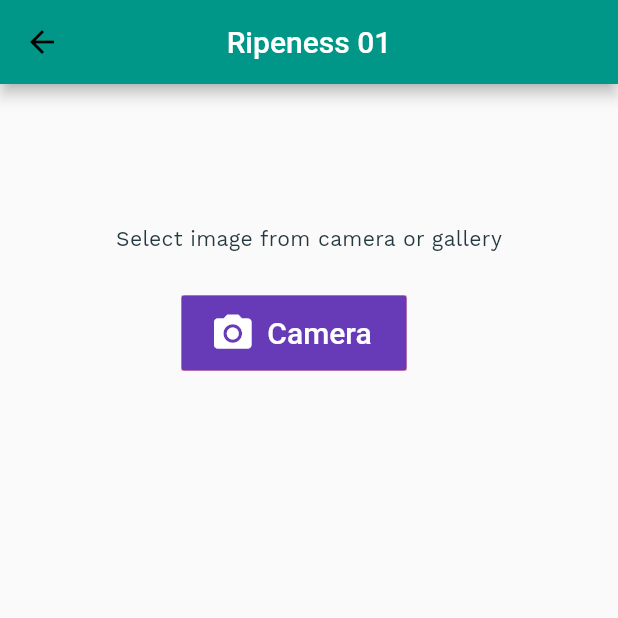
After one commit to ardx160/panen_activity_flutter, a Flutter app: the screen it shows after launch, after a tap on the "add" icon, on a phone screen of 412 x 824 dp, the top half of it. The commit adds this screen. Run offline on Flutter 3.47's test engine with Material 2 defaults, Android fonts, the phone set to English and light mode, and no system bars; our stand-ins replace image_picker; missing offline and left inert: tflite.

Commit message:
add ripeness full function

```diff
--- /dev/null
+++ b/assets/ripeness/labels.txt
@@ -0,0 +1,3 @@
+overripe
+ripe
+unripe
--- a/lib/fitness_app/fitness_app_home_screen.dart
+++ b/lib/fitness_app/fitness_app_home_screen.dart
@@ -1,5 +1,6 @@
 import 'package:best_flutter_ui_templates/fitness_app/models/tabIcon_data.dart';
 import 'package:best_flutter_ui_templates/fitness_app/traning/training_screen.dart';
+import 'package:best_flutter_ui_templates/ripeness/ripeness_main.dart';
 import 'package:flutter/material.dart';
 import 'bottom_navigation_view/bottom_bar_view.dart';
 import 'fintness_app_theme.dart';
@@ -77,7 +78,11 @@ class _FitnessAppHomeScreenState extends State<FitnessAppHomeScreen>
         ),
         BottomBarView(
           tabIconsList: tabIconsList,
-          addClick: () {},
+          addClick: () {
+            Navigator.push(
+              context, MaterialPageRoute(builder: (context) => RipenessMain()),
+            );
+          },
           changeIndex: (int index) {
             if (index == 0) {
               animationController.reverse().then<dynamic>((data) {
--- /dev/null
+++ b/lib/ripeness/ripeness_main.dart
@@ -0,0 +1,167 @@
+
+
+import 'dart:io';
+
+import 'package:flutter/cupertino.dart';
+import 'package:flutter/material.dart';
+import 'package:flutter/services.dart';
+import 'package:image_picker/image_picker.dart';
+import 'package:tflite/tflite.dart';
+
+class RipenessMain extends StatefulWidget {
+  @override
+  _RipenessMainState createState() => _RipenessMainState();
+}
+
+class _RipenessMainState extends State<RipenessMain> {
+
+  File _image;
+  double _imageWidth;
+  double _imageHeight;
+  var _recognitions;
+
+  loadModel() async {
+    Tflite.close();
+    try {
+      String res = await Tflite.loadModel(
+          model: "assets/ripeness/model.tflite",
+          labels: "assets/ripeness/labels.txt"
+      );
+      print(res);
+    } on PlatformException {
+      print("Failed to load the model");
+    }
+  }
+
+  Future predict(File image) async {
+    var recognitions = await Tflite.runModelOnImage(
+        path: image.path,
+        imageMean: 0.0,
+        imageStd: 255.0,
+        numResults: 2,
+        threshold: 0.2,
+        asynch: true
+    );
+    print(recognitions);
+    setState(() {
+      _recognitions = recognitions;
+    });
+  }
+
+  sendImage(File image) async {
+    if (image == null) return;
+    await predict(image);
+
+    FileImage(image).resolve(ImageConfiguration()).addListener(ImageStreamListener((ImageInfo info, bool _) {
+      setState(() {
+        _imageWidth = info.image.width.toDouble();
+        _imageHeight = info.image.height.toDouble();
+        _image = image;
+      });
+    }));
+  }
+
+  selectFromCamera() async {
+    var image = await ImagePicker.pickImage(source: ImageSource.camera);
+    if(image == null) return;
+    setState(() {
+
+    });
+    sendImage(image);
+  }
+
+  @override
+  void initState() {
+    // TODO: implement initState
+    super.initState();
+    loadModel().then((val) {
+      setState(() {
+
+      });
+    });
+  }
+
+  Widget printValue(rcg) {
+    if (rcg == null) {
+      return Text('', style: TextStyle(fontSize: 30, fontWeight: FontWeight.w700));
+    } else if(rcg.isEmpty) {
+      return Center(
+        child: Text("Could not recognize", style: TextStyle(fontSize: 25, fontWeight: FontWeight.w700)),
+      );
+    }
+    return Padding(
+      padding: EdgeInsets.fromLTRB(0, 0, 0, 0),
+      child: Center(
+        child: Text(
+          "Prediction: "+_recognitions[0]['label'].toString().toUpperCase(),
+          style: TextStyle(fontSize: 20, fontWeight: FontWeight.w700),
+        ),
+      ),
+    );
+  }
+
+  @override
+  Widget build(BuildContext context) {
+    Size size = MediaQuery.of(context).size;
+
+    double finalW;
+    double finalH;
+
+    if(_imageWidth == null && _imageHeight == null) {
+      finalW = size.width;
+      finalH = size.height;
+    } else {
+      double ratioW = size.width / _imageWidth;
+      double ratioH = size.height / _imageHeight;
+
+      finalW = _imageWidth * ratioW*.85;
+      finalH = _imageHeight * ratioH*.50;
+    }
+
+    return Scaffold(
+        appBar: AppBar(
+          iconTheme: IconThemeData(
+            color: Colors.black,
+          ),
+          title: Text("Ripeness 01", style: TextStyle(color: Colors.white),),
+          backgroundColor: Colors.teal,
+          centerTitle: true,
+        ),
+        body: ListView(
+          children: <Widget>[
+            Padding(
+              padding: EdgeInsets.fromLTRB(0,30,0,30),
+              child: printValue(_recognitions),
+            ),
+            Padding(
+              padding: EdgeInsets.fromLTRB(0,0,0,10),
+              child: _image == null ? Center(child: Text("Select image from camera or gallery"),): Center(child: Image.file(_image, fit: BoxFit.fill, width: finalW, height: finalH)),
+            ),
+            Row(
+              mainAxisAlignment: MainAxisAlignment.center,
+              children: <Widget>[
+                Padding(
+                  padding: EdgeInsets.fromLTRB(0, 0, 20, 0),
+                  child:
+                  Container(
+                    height: 50,
+                    width: 150,
+                    color: Colors.redAccent,
+                    child: FlatButton.icon(
+                      onPressed: selectFromCamera,
+                      icon: Icon(Icons.camera_alt, color: Colors.white, size: 30,),
+                      color: Colors.deepPurple,
+                      label: Text(
+                        "Camera",style: TextStyle(color: Colors.white, fontSize: 20),
+                      ),
+                    ),
+                    margin: EdgeInsets.fromLTRB(0, 20, 0, 10),
+                  ),
+                ),
+              ],
+            ),
+          ],
+        )
+    );
+  }
+}
--- a/pubspec.yaml
+++ b/pubspec.yaml
@@ -23,7 +23,8 @@ environment:
 dependencies:
   flutter:
     sdk: flutter
-
+  image_picker: ^0.6.7+21
+  tflite: ^1.1.1
 
   # The following adds the Cupertino Icons font to your application.
   # Use with the CupertinoIcons class for iOS style icons.
@@ -51,6 +52,7 @@ flutter:
   assets:
     - assets/images/
     - assets/fitness_app/
+    - assets/ripeness/
 
   # An image asset can refer to one or more resolution-specific "variants", see
   # https://flutter.dev/assets-and-images/#resolution-aware.
```
Also changed, not shown: lib/ripeness/ripeness_screen.dart (deleted), pubspec.lock, 3 other files.
